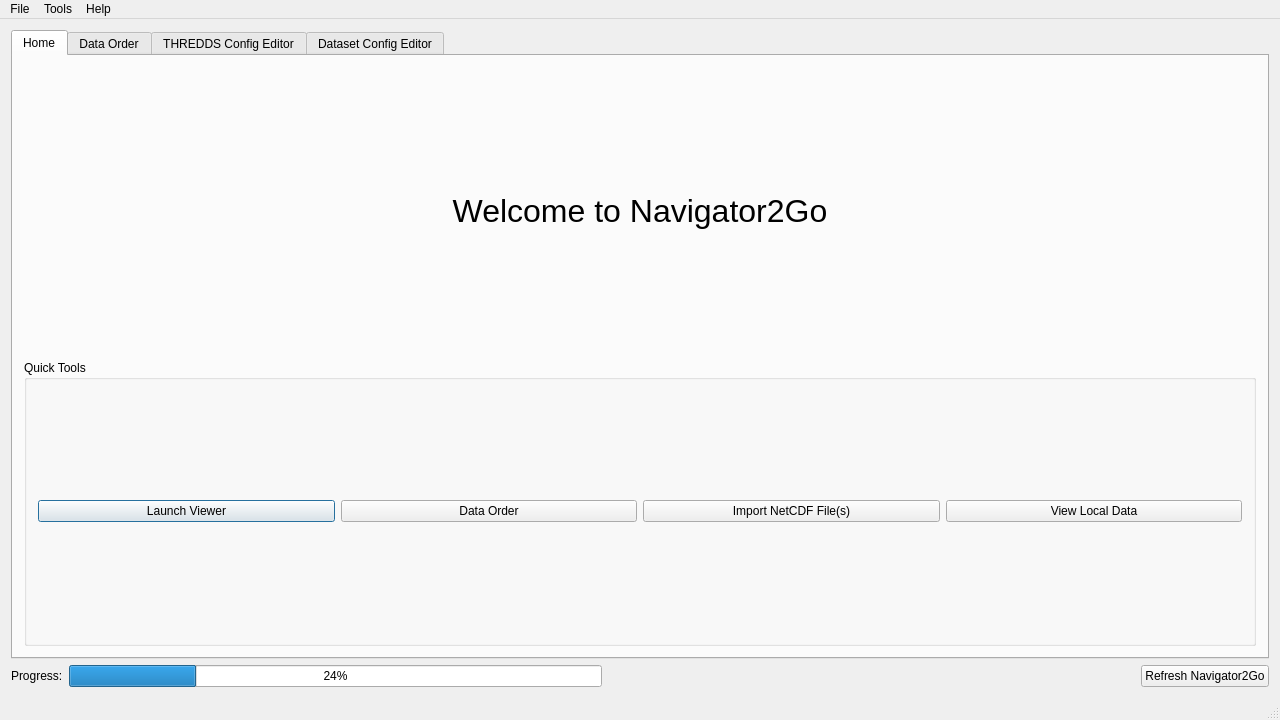
Qt form app/mainwindow.ui (DFO-Ocean-Navigator/Navigator2Go) before a commit.
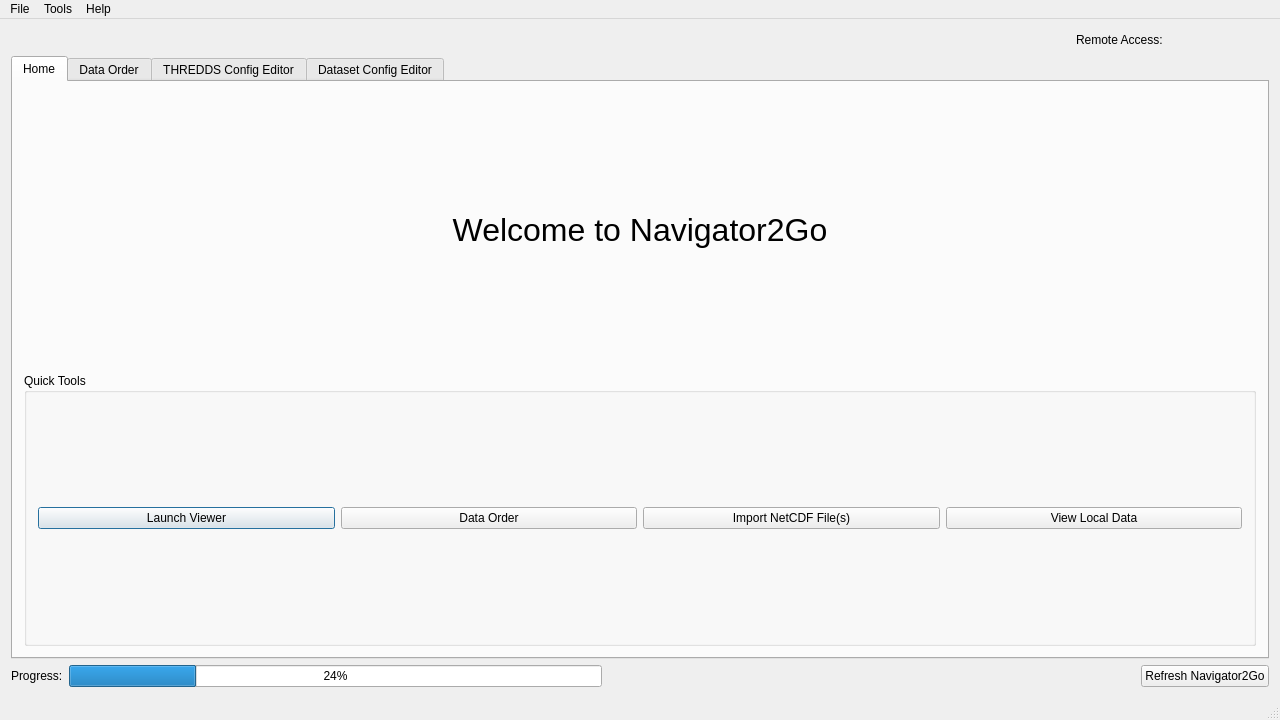
The same form after that commit. Icons and pictures are not drawn. Custom widgets are drawn as their Qt base class.

Commit message:
Simplified network access logic
* Added switch to main window to show network access

Patch:
```diff
--- a/app/mainwindow.ui
+++ b/app/mainwindow.ui
@@ -34,6 +34,55 @@
   </property>
   <widget class="QWidget" name="centralWidget">
    <layout class="QVBoxLayout" name="verticalLayout_2">
+    <item>
+     <layout class="QHBoxLayout" name="horizontalLayout_3">
+      <property name="sizeConstraint">
+       <enum>QLayout::SetDefaultConstraint</enum>
+      </property>
+      <item>
+       <spacer name="horizontalSpacer_2">
+        <property name="orientation">
+         <enum>Qt::Horizontal</enum>
+        </property>
+        <property name="sizeHint" stdset="0">
+         <size>
+          <width>40</width>
+          <height>20</height>
+         </size>
+        </property>
+       </spacer>
+      </item>
+      <item>
+       <widget class="QLabel" name="labelNetworkStatus">
+        <property name="sizePolicy">
+         <sizepolicy hsizetype="Preferred" vsizetype="Fixed">
+          <horstretch>0</horstretch>
+          <verstretch>0</verstretch>
+         </sizepolicy>
+        </property>
+        <property name="text">
+         <string>Remote Access:</string>
+        </property>
+       </widget>
+      </item>
+      <item>
+       <widget class="SwitchWidget" name="switchWidgetNetwork" native="true">
+        <property name="sizePolicy">
+         <sizepolicy hsizetype="Preferred" vsizetype="Fixed">
+          <horstretch>0</horstretch>
+          <verstretch>0</verstretch>
+         </sizepolicy>
+        </property>
+        <property name="minimumSize">
+         <size>
+          <width>100</width>
+          <height>0</height>
+         </size>
+        </property>
+       </widget>
+      </item>
+     </layout>
+    </item>
     <item>
      <widget class="QTabWidget" name="tabWidget">
       <property name="enabled">
@@ -69,7 +118,7 @@
         <string>&lt;html&gt;&lt;head/&gt;&lt;body&gt;&lt;p&gt;Quick overview of the Navigator2Go system.&lt;/p&gt;&lt;/body&gt;&lt;/html&gt;</string>
        </attribute>
        <layout class="QGridLayout" name="gridLayout_2">
-        <item row="0" column="0">
+        <item row="1" column="0">
          <layout class="QVBoxLayout" name="verticalLayout">
           <item>
            <widget class="QLabel" name="label">
@@ -336,6 +385,14 @@
   </action>
  </widget>
  <layoutdefault spacing="6" margin="11"/>
+ <customwidgets>
+  <customwidget>
+   <class>SwitchWidget</class>
+   <extends>QWidget</extends>
+   <header>switchwidget.h</header>
+   <container>1</container>
+  </customwidget>
+ </customwidgets>
  <resources>
   <include location="resources.qrc"/>
  </resources>
```
The commit also changes 10 other files.
